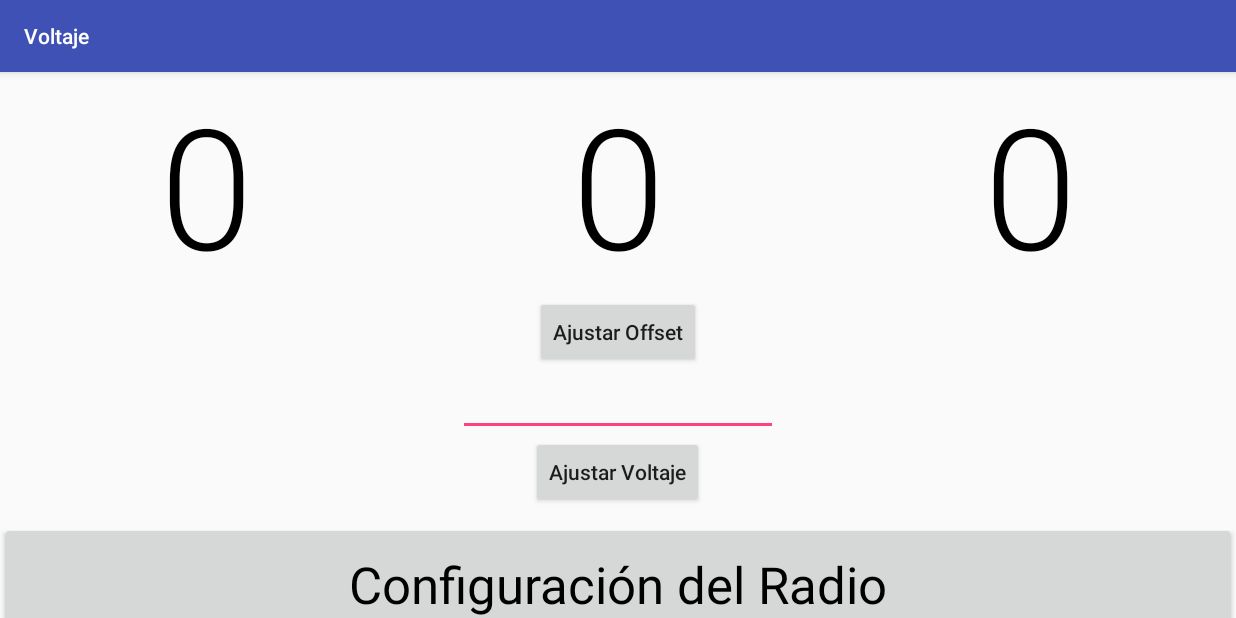
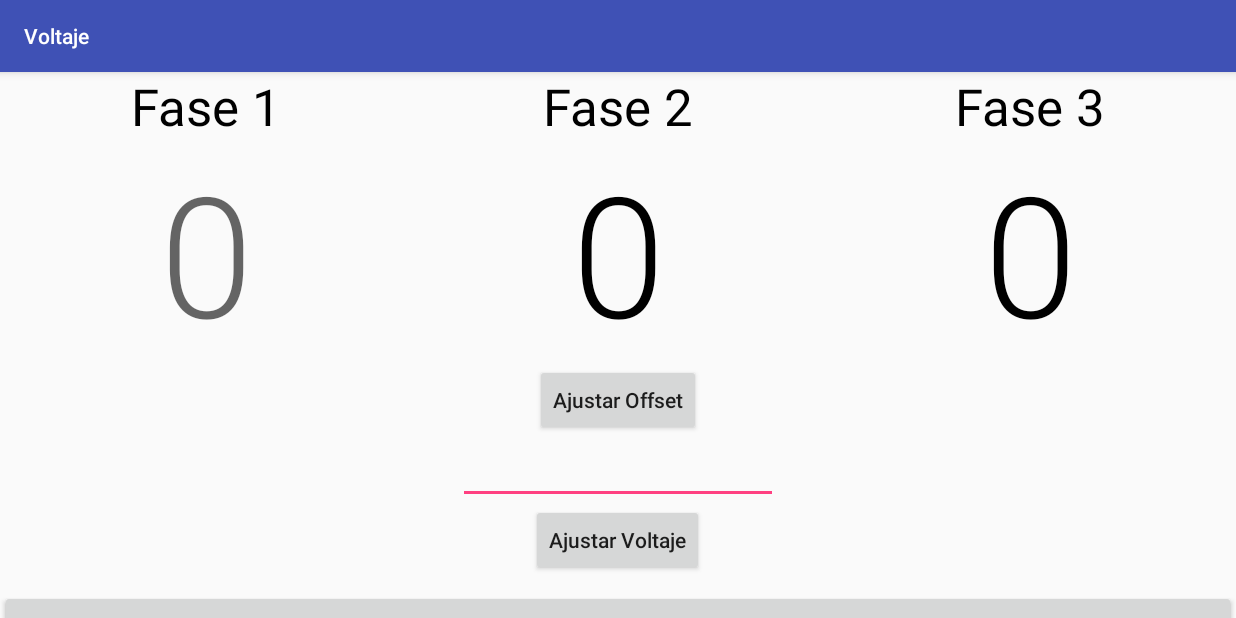
Before and after one commit to ricardo2409/Voltaje, an Android app: the screen it shows after launch (MainActivity), on a phone screen of 824 x 412 dp (held sideways). Run offline under Robolectric (Android 15) with nearby library versions, the phone set to English and light mode, and no system bars.

Commit message:
Adds phase labels

```diff
--- a/app/src/main/res/layout/activity_main.xml
+++ b/app/src/main/res/layout/activity_main.xml
@@ -10,6 +10,42 @@
         android:layout_width="match_parent"
         android:layout_height="match_parent"
         android:orientation="vertical">
+
+        <LinearLayout
+            android:layout_width="match_parent"
+            android:layout_height="wrap_content"
+            android:orientation="horizontal">
+
+            <TextView
+                android:id="@+id/textView4"
+                android:layout_width="wrap_content"
+                android:layout_height="wrap_content"
+                android:layout_weight="1"
+                android:text="Fase 1"
+                android:textAlignment="center"
+                android:textAppearance="@style/TextAppearance.AppCompat.Display1"
+                android:textColor="@android:color/black" />
+
+            <TextView
+                android:id="@+id/textView5"
+                android:layout_width="wrap_content"
+                android:layout_height="wrap_content"
+                android:layout_weight="1"
+                android:text="Fase 2"
+                android:textAlignment="center"
+                android:textAppearance="@style/TextAppearance.AppCompat.Display1"
+                android:textColor="@android:color/black" />
+
+            <TextView
+                android:id="@+id/textView6"
+                android:layout_width="wrap_content"
+                android:layout_height="wrap_content"
+                android:layout_weight="1"
+                android:text="Fase 3"
+                android:textAlignment="center"
+                android:textAppearance="@style/TextAppearance.AppCompat.Display1"
+                android:textColor="@android:color/black" />
+        </LinearLayout>
 
         <LinearLayout
             android:layout_width="match_parent"
@@ -34,8 +70,7 @@
                         android:layout_weight="1"
                         android:gravity="center_vertical|center_horizontal"
                         android:text="0"
-                        android:textAppearance="@style/TextAppearance.AppCompat.Display4"
-                        android:textColor="@android:color/black" />
+                        android:textAppearance="@style/TextAppearance.AppCompat.Display4" />
 
                     <TextView
                         android:id="@+id/tvVoltaje3"
```
